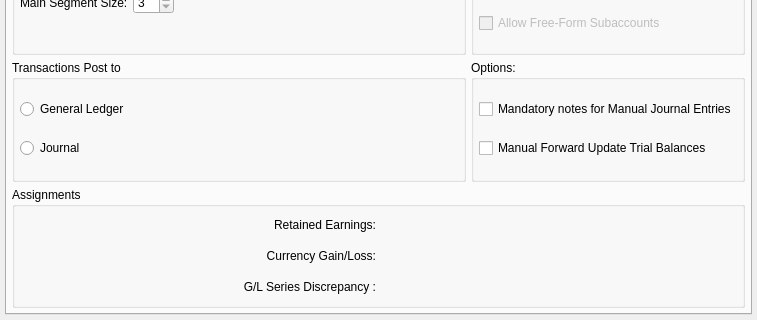
First picture: the form in xtuple/trunk/guiclient/configureGL.ui, repository WooodHead/xtuple, before the edit; both pictures show x 0 to 757 and y 229 to 549 of the 757 by 549 pixel window.
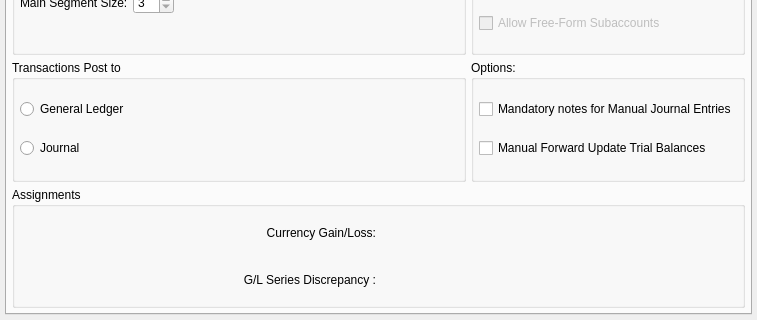
Second picture: the form after the edit. Custom widgets are drawn as their Qt base class.

Commit message: issue #12351, issue #6200: Separate retained earnings by company.

What changed in the file:
```diff
--- a/xtuple/trunk/guiclient/configureGL.ui
+++ b/xtuple/trunk/guiclient/configureGL.ui
@@ -303,26 +303,6 @@
           <item row="0" column="0">
            <layout class="QGridLayout">
             <item row="0" column="0">
-             <widget class="QLabel" name="_yearendLit">
-              <property name="enabled">
-               <bool>true</bool>
-              </property>
-              <property name="text">
-               <string>Retained Earnings:</string>
-              </property>
-              <property name="alignment">
-               <set>Qt::AlignRight|Qt::AlignTrailing|Qt::AlignVCenter</set>
-              </property>
-             </widget>
-            </item>
-            <item row="0" column="1">
-             <widget class="GLCluster" name="_yearend">
-              <property name="focusPolicy">
-               <enum>Qt::StrongFocus</enum>
-              </property>
-             </widget>
-            </item>
-            <item row="1" column="0">
              <widget class="QLabel" name="_gainLossLit">
               <property name="text">
                <string>Currency Gain/Loss:</string>
@@ -332,14 +312,14 @@
               </property>
              </widget>
             </item>
-            <item row="1" column="1">
+            <item row="0" column="1">
              <widget class="GLCluster" name="_gainLoss">
               <property name="focusPolicy">
                <enum>Qt::StrongFocus</enum>
               </property>
              </widget>
             </item>
-            <item row="2" column="0">
+            <item row="1" column="0">
              <widget class="QLabel" name="_discrepancyLit">
               <property name="text">
                <string>G/L Series Discrepancy :</string>
@@ -349,7 +329,7 @@
               </property>
              </widget>
             </item>
-            <item row="2" column="1">
+            <item row="1" column="1">
              <widget class="GLCluster" name="_discrepancy">
               <property name="focusPolicy">
                <enum>Qt::StrongFocus</enum>
```
Left out of the diff: 1 changed line with no effect on the pictures. The commit also changes 3 other files.
